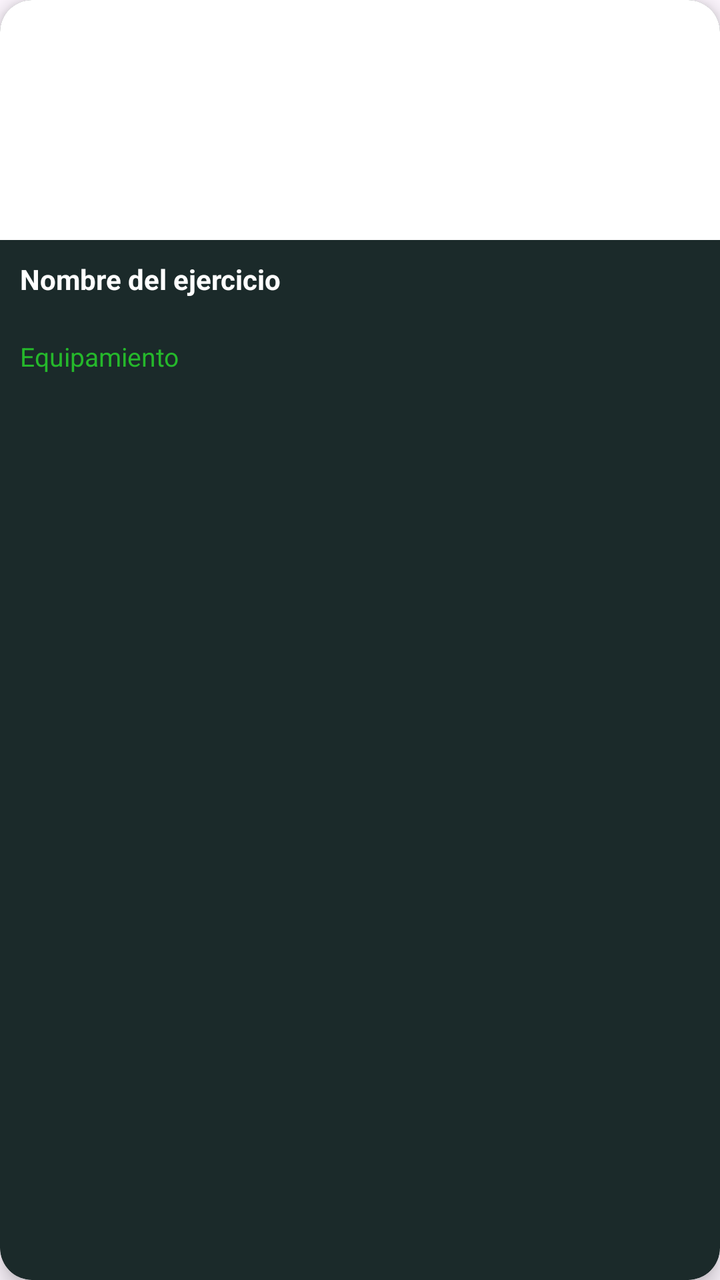
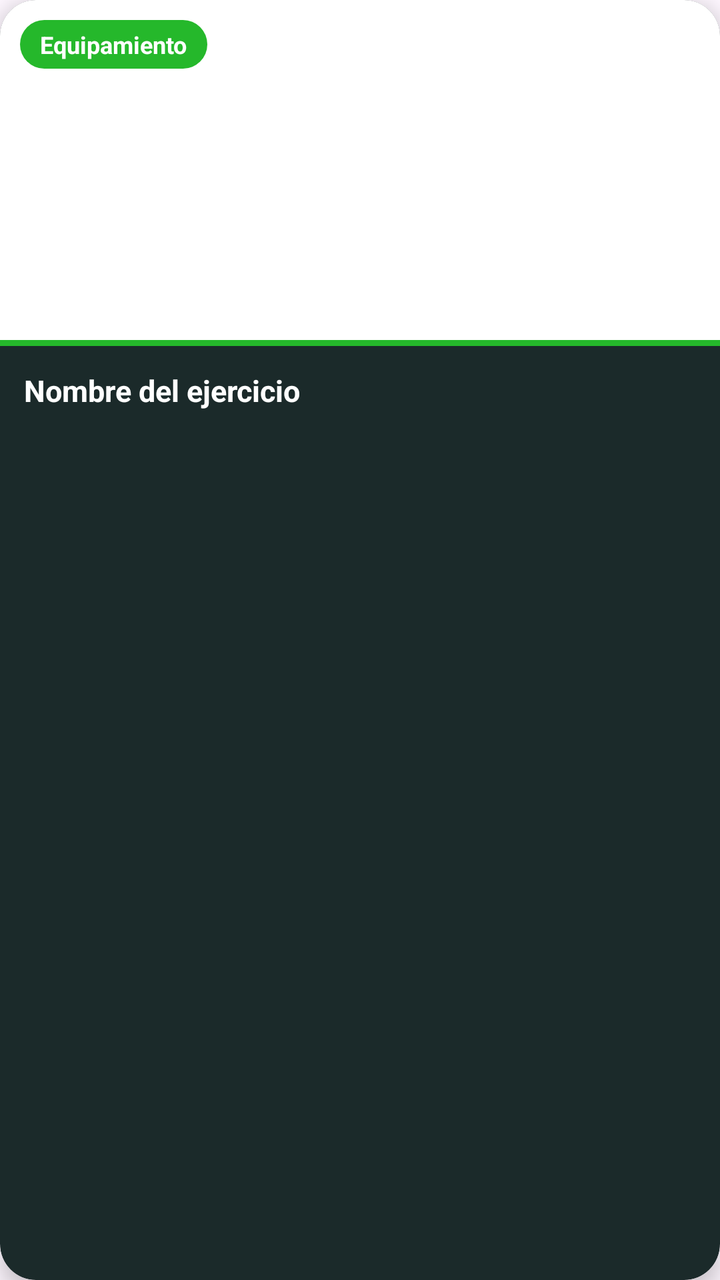

Before-and-after screenshots of an Android layout around one commit, followed by the original layout XML and the change that was made.
<!-- AndroidManifest.xml: application theme Theme.Olympia_ -->
<!-- res/layout/item_exercise.xml -->
<?xml version="1.0" encoding="utf-8"?>
<androidx.cardview.widget.CardView xmlns:android="http://schemas.android.com/apk/res/android"
    xmlns:app="http://schemas.android.com/apk/res-auto"
    android:layout_width="220dp"
    android:layout_height="wrap_content"
    android:layout_marginEnd="15dp"
    android:layout_marginBottom="6dp"
    app:cardBackgroundColor="#1B2A2A"
    app:cardCornerRadius="16dp"
    app:cardElevation="6dp">

    <LinearLayout
        android:layout_width="match_parent"
        android:layout_height="wrap_content"
        android:orientation="vertical">

        
        <ImageView
            android:id="@+id/imgEjercicio"
            android:layout_width="match_parent"
            android:layout_height="wrap_content"
            android:adjustViewBounds="true"
            android:background="@color/white"
            android:minHeight="120dp"
            android:scaleType="fitCenter" />

        
        <TextView
            android:id="@+id/tvNombreEjercicio"
            android:layout_width="match_parent"
            android:layout_height="wrap_content"
            android:layout_marginHorizontal="10dp"
            android:layout_marginTop="10dp"
            android:ellipsize="end"
            android:maxLines="2"
            android:minLines="2"
            android:text="Nombre del ejercicio"
            android:textColor="@color/white"
            android:textSize="14sp"
            android:textStyle="bold" />

        
        <TextView
            android:id="@+id/tvEquipamiento"
            android:layout_width="match_parent"
            android:layout_height="wrap_content"
            android:layout_marginHorizontal="10dp"
            android:layout_marginTop="4dp"
            android:layout_marginBottom="12dp"
            android:ellipsize="end"
            android:maxLines="1"
            android:text="Equipamiento"
            android:textColor="#25B82B"
            android:textSize="13sp" />

    </LinearLayout>
</androidx.cardview.widget.CardView>
<!-- resources referenced by this layout -->
<resources>
  <color name="white">#FFFFFFFF</color>
  <style name="Theme.Olympia_" parent="Base.Theme.Olympia_" />
  <style name="Base.Theme.Olympia_" parent="Theme.Material3.DayNight.NoActionBar">
          
          
      </style>
</resources>

<!-- the commit's change to res/layout/item_exercise.xml (unified diff, before → after) -->
@@ -6,7 +6,7 @@
     android:layout_marginEnd="15dp"
     android:layout_marginBottom="6dp"
     app:cardBackgroundColor="#1B2A2A"
-    app:cardCornerRadius="16dp"
+    app:cardCornerRadius="18dp"
     app:cardElevation="6dp">
 
     <LinearLayout
@@ -15,43 +15,57 @@
         android:orientation="vertical">
 
         
-        <ImageView
-            android:id="@+id/imgEjercicio"
+        <FrameLayout
             android:layout_width="match_parent"
-            android:layout_height="wrap_content"
-            android:adjustViewBounds="true"
-            android:background="@color/white"
-            android:minHeight="120dp"
-            android:scaleType="fitCenter" />
+            android:layout_height="wrap_content">
+
+            <ImageView
+                android:id="@+id/imgEjercicio"
+                android:layout_width="match_parent"
+                android:layout_height="170dp"
+                android:background="@color/white"
+                android:padding="8dp"
+                android:scaleType="fitCenter" />
+
+            <TextView
+                android:id="@+id/tvEquipamiento"
+                android:layout_width="wrap_content"
+                android:layout_height="wrap_content"
+                android:layout_gravity="top|start"
+                android:layout_margin="10dp"
+                android:background="@drawable/bg_pill_verde"
+                android:ellipsize="end"
+                android:maxLines="1"
+                android:paddingHorizontal="10dp"
+                android:paddingVertical="4dp"
+                android:text="Equipamiento"
+                android:textColor="@color/white"
+                android:textSize="12sp"
+                android:textStyle="bold" />
+
+        </FrameLayout>
+
+        
+        <View
+            android:layout_width="match_parent"
+            android:layout_height="3dp"
+            android:background="#25B82B" />
 
         
         <TextView
             android:id="@+id/tvNombreEjercicio"
             android:layout_width="match_parent"
             android:layout_height="wrap_content"
-            android:layout_marginHorizontal="10dp"
-            android:layout_marginTop="10dp"
+            android:layout_marginHorizontal="12dp"
+            android:layout_marginTop="12dp"
+            android:layout_marginBottom="14dp"
             android:ellipsize="end"
             android:maxLines="2"
             android:minLines="2"
             android:text="Nombre del ejercicio"
             android:textColor="@color/white"
-            android:textSize="14sp"
+            android:textSize="15sp"
             android:textStyle="bold" />
-
-        
-        <TextView
-            android:id="@+id/tvEquipamiento"
-            android:layout_width="match_parent"
-            android:layout_height="wrap_content"
-            android:layout_marginHorizontal="10dp"
-            android:layout_marginTop="4dp"
-            android:layout_marginBottom="12dp"
-            android:ellipsize="end"
-            android:maxLines="1"
-            android:text="Equipamiento"
-            android:textColor="#25B82B"
-            android:textSize="13sp" />
 
     </LinearLayout>
 </androidx.cardview.widget.CardView>
<!-- resource entries referenced after the edit -->
@@ -1,6 +1,15 @@
 <!-- resources referenced by this layout -->
 <resources>
   <color name="white">#FFFFFFFF</color>
+  <!-- drawable bg_pill_verde (drawable) -->
+  <?xml version="1.0" encoding="utf-8"?>
+  <shape xmlns:android="http://schemas.android.com/apk/res/android"
+      android:shape="rectangle">
+  
+      <solid android:color="#25B82B"/>
+      <corners android:radius="20dp"/>
+  
+  </shape>
   <style name="Theme.Olympia_" parent="Base.Theme.Olympia_" />
   <style name="Base.Theme.Olympia_" parent="Theme.Material3.DayNight.NoActionBar">
           
